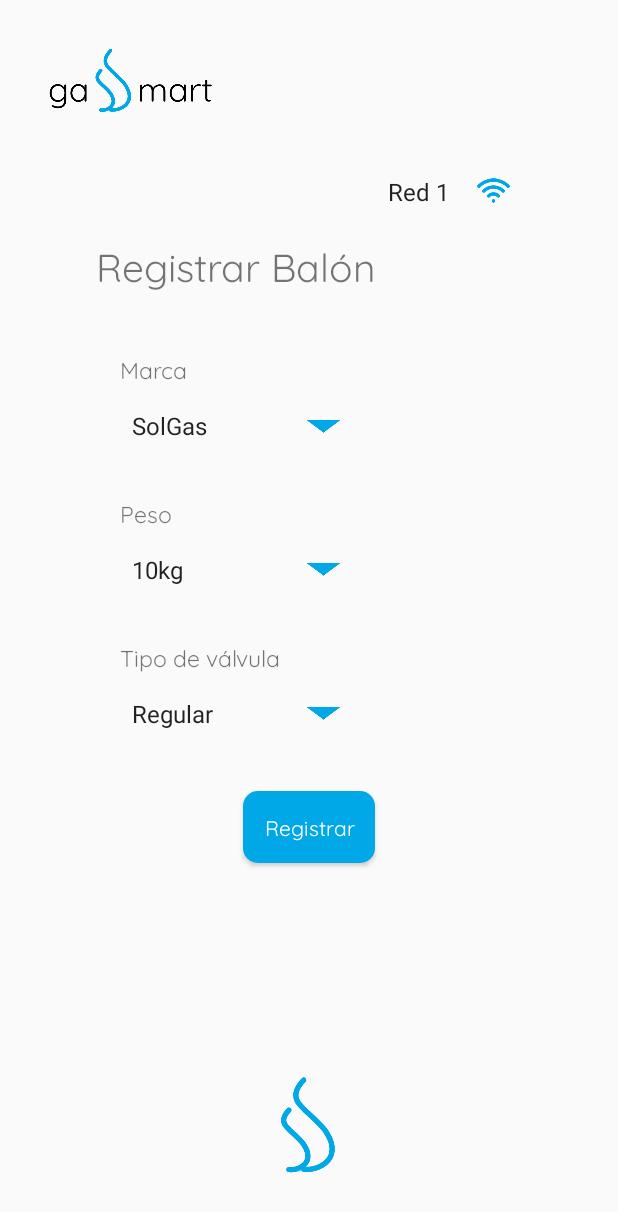
After one commit to diegodolu/gasSmart, an Android app: the RegistersensorActivity screen opened directly, with no data from a screen before it, on a phone screen of 412 x 824 dp. The commit adds this screen. Shown: the top 1212 px of the screen. Run offline under Robolectric (Android 15) with nearby library versions, the phone set to English and light mode, and no system bars.

Commit message:
balon de registro

```diff
--- a/app/src/main/AndroidManifest.xml
+++ b/app/src/main/AndroidManifest.xml
@@ -13,6 +13,9 @@
         android:theme="@style/Theme.GasApp"
         tools:targetApi="31">
         <activity
+            android:name=".RegistersensorActivity"
+            android:exported="false" />
+        <activity
             android:name=".BoundActivity"
             android:exported="false" />
         <activity
@@ -26,17 +29,16 @@
             android:exported="false" />
         <activity
             android:name=".RedsensorActivity"
-            android:exported="false"/>
+            android:exported="false" />
         <activity
             android:name=".RedssensorActivity"
-            android:exported="false"/>
+            android:exported="false" />
         <activity
             android:name=".DetailssensorActivity"
-            android:exported="false"/>
+            android:exported="false" />
         <activity
             android:name=".LoginActivity"
             android:exported="true">
-
             <intent-filter>
                 <action android:name="android.intent.action.MAIN" />
 
--- /dev/null
+++ b/app/src/main/java/com/miempresa/gasapp/RegistersensorActivity.kt
@@ -0,0 +1,22 @@
+package com.miempresa.gasapp
+
+import android.os.Bundle
+import android.view.View
+import android.widget.Button
+import android.widget.Toast
+import androidx.appcompat.app.AppCompatActivity
+
+class RegistersensorActivity : AppCompatActivity() {
+    override fun onCreate(savedInstanceState: Bundle?) {
+        super.onCreate(savedInstanceState)
+        setContentView(R.layout.registrar_balon)
+        val btnRegistrar = findViewById<View>(R.id.btn_register_registrar) as Button
+        btnRegistrar.setOnClickListener {
+            Toast.makeText(
+                this@RegistersensorActivity,
+                "Balón registrado correctamente",
+                Toast.LENGTH_SHORT
+            ).show()
+        }
+    }
+}
--- /dev/null
+++ b/app/src/main/res/layout/registrar_balon.xml
@@ -0,0 +1,191 @@
+<?xml version="1.0" encoding="utf-8"?>
+<androidx.constraintlayout.widget.ConstraintLayout
+    xmlns:android="http://schemas.android.com/apk/res/android"
+    xmlns:app="http://schemas.android.com/apk/res-auto"
+    xmlns:tools="http://schemas.android.com/tools"
+    android:layout_width="match_parent"
+    android:layout_height="match_parent"
+    tools:context=".RegistersensorActivity">
+
+    <ImageView
+        android:id="@+id/img_detailssensor_logo"
+        android:layout_width="110dp"
+        android:layout_height="43dp"
+        android:layout_marginStart="32dp"
+        android:layout_marginTop="32dp"
+        app:layout_constraintStart_toStartOf="parent"
+        app:layout_constraintTop_toTopOf="parent"
+        app:srcCompat="@drawable/logo" />
+
+    <TextView
+        android:id="@+id/lbl_detailssensor_titulo"
+        android:layout_width="wrap_content"
+        android:layout_height="wrap_content"
+        android:layout_marginStart="64dp"
+        android:layout_marginTop="158dp"
+        android:fontFamily="@font/quicksand_regular"
+        android:text="Registrar Balón"
+        android:textSize="26sp"
+        app:layout_constraintStart_toStartOf="parent"
+        app:layout_constraintTop_toTopOf="parent" />
+
+    <TextView
+        android:id="@+id/lbl_marca"
+        android:layout_width="wrap_content"
+        android:layout_height="wrap_content"
+        android:layout_marginStart="80dp"
+        android:layout_marginTop="40dp"
+        android:fontFamily="@font/quicksand_regular"
+        android:text="Marca"
+        android:textSize="15sp"
+        app:layout_constraintStart_toStartOf="parent"
+        app:layout_constraintTop_toBottomOf="@+id/lbl_detailssensor_titulo" />
+
+    <Spinner
+        android:id="@+id/spn_marca"
+        android:entries="@array/marcas_disponibles"
+        style="@style/AppSpinnerStyle"
+        android:layout_width="150dp"
+        android:layout_marginStart="80dp"
+        android:layout_height="23dp"
+        android:layout_marginTop="15dp"
+        android:background="@drawable/spinner_background"
+        app:layout_constraintHorizontal_bias="0.755"
+        app:layout_constraintStart_toStartOf="parent"
+        app:layout_constraintTop_toBottomOf="@+id/lbl_marca"/>
+
+    <TextView
+        android:id="@+id/lbl_tipo_valvula"
+        android:layout_width="wrap_content"
+        android:layout_height="wrap_content"
+        android:layout_marginStart="80dp"
+        android:layout_marginTop="35dp"
+        android:fontFamily="@font/quicksand_regular"
+        android:text="Peso"
+        android:textSize="15sp"
+        app:layout_constraintStart_toStartOf="parent"
+        app:layout_constraintTop_toBottomOf="@+id/spn_marca" />
+
+    <Spinner
+        android:id="@+id/spn_tipo_valvula"
+        android:entries="@array/pesos_disponibles"
+        style="@style/AppSpinnerStyle"
+        android:layout_width="150dp"
+        android:layout_marginStart="80dp"
+        android:layout_height="23dp"
+        android:layout_marginTop="15dp"
+        android:textAppearance="@style/CustomSpinnerTextStyle"
+        android:background="@drawable/spinner_background"
+        app:layout_constraintHorizontal_bias="0.755"
+        app:layout_constraintStart_toStartOf="parent"
+        app:layout_constraintTop_toBottomOf="@+id/lbl_tipo_valvula" />
+
+    <TextView
+        android:id="@+id/lbl_peso"
+        android:layout_width="wrap_content"
+        android:layout_height="wrap_content"
+        android:layout_marginStart="80dp"
+        android:layout_marginTop="35dp"
+        android:fontFamily="@font/quicksand_regular"
+        android:text="Tipo de válvula"
+        android:textSize="15sp"
+        app:layout_constraintStart_toStartOf="parent"
+        app:layout_constraintTop_toBottomOf="@+id/spn_tipo_valvula" />
+
+    <Spinner
+        android:id="@+id/spn_peso"
+        android:entries="@array/tipos_valvula_disponibles"
+        style="@style/AppSpinnerStyle"
+        android:layout_width="150dp"
+        android:layout_marginStart="80dp"
+        android:layout_height="23dp"
+        android:layout_marginTop="15dp"
+        android:textAppearance="@style/CustomSpinnerTextStyle"
+        android:background="@drawable/spinner_background"
+        app:layout_constraintHorizontal_bias="0.755"
+        app:layout_constraintStart_toStartOf="parent"
+        app:layout_constraintTop_toBottomOf="@+id/lbl_peso" />
+
+    <ImageView
+        android:id="@+id/img_detailssensor_ss"
+        android:layout_width="36dp"
+        android:layout_height="68dp"
+        android:layout_marginStart="32dp"
+        android:layout_marginEnd="32dp"
+        android:layout_marginBottom="40dp"
+        app:layout_constraintBottom_toBottomOf="parent"
+        app:layout_constraintEnd_toEndOf="parent"
+        app:layout_constraintHorizontal_bias="0.498"
+        app:layout_constraintStart_toStartOf="parent"
+        app:srcCompat="@drawable/ss" />
+
+    <Spinner
+        android:id="@+id/spn_detailssensor_redes"
+        style="@style/AppSpinnerStyle"
+        android:layout_width="80dp"
+        android:layout_height="23dp"
+        android:layout_marginTop="116dp"
+        android:entries="@array/redes_disponibles"
+        android:textAppearance="@style/CustomSpinnerTextStyle"
+        app:layout_constraintEnd_toEndOf="parent"
+        app:layout_constraintHorizontal_bias="0.755"
+        app:layout_constraintStart_toStartOf="parent"
+        app:layout_constraintTop_toTopOf="parent" />
+
+    <Button
+        android:id="@+id/btn_register_registrar"
+        android:layout_width="wrap_content"
+        android:layout_height="wrap_content"
+        android:layout_marginTop="40dp"
+        android:background="@drawable/boton_especial"
+        android:fontFamily="@font/quicksand_regular"
+        android:text="Registrar"
+        android:textAllCaps="false"
+        android:textColor="@color/white"
+        android:textSize="14sp"
+        app:layout_constraintEnd_toEndOf="parent"
+        app:layout_constraintStart_toStartOf="parent"
+        app:layout_constraintTop_toBottomOf="@+id/spn_peso" />
+
+    <ImageView
+        android:id="@+id/img_marca"
+        android:layout_width="22dp"
+        android:layout_height="22dp"
+        android:layout_marginStart="-25dp"
+        app:layout_constraintBottom_toBottomOf="@+id/spn_marca"
+        app:layout_constraintStart_toEndOf="@+id/spn_marca"
+        app:layout_constraintTop_toTopOf="@+id/spn_marca"
+        app:layout_constraintVertical_bias="1.0"
+        app:srcCompat="@drawable/desplegable" />
+
+    <ImageView
+        android:id="@+id/img_valvula"
+        android:layout_width="22dp"
+        android:layout_height="22dp"
+        android:layout_marginStart="-25dp"
+        app:layout_constraintStart_toEndOf="@+id/spn_tipo_valvula"
+        app:layout_constraintTop_toTopOf="@+id/spn_tipo_valvula"
+        app:layout_constraintBottom_toBottomOf="@+id/spn_tipo_valvula"
+        app:srcCompat="@drawable/desplegable" />
+
+    <ImageView
+        android:id="@+id/img_peso"
+        android:layout_width="22dp"
+        android:layout_height="22dp"
+        android:layout_marginStart="-25dp"
+        app:layout_constraintStart_toEndOf="@+id/spn_peso"
+        app:layout_constraintTop_toTopOf="@+id/spn_peso"
+        app:layout_constraintBottom_toBottomOf="@+id/spn_peso"
+        app:srcCompat="@drawable/desplegable" />
+
+    <ImageView
+        android:id="@+id/img_detailssensor_wifi"
+        android:layout_width="22dp"
+        android:layout_height="22dp"
+        android:layout_marginTop="116dp"
+        android:layout_marginEnd="72dp"
+        app:layout_constraintEnd_toEndOf="parent"
+        app:layout_constraintTop_toTopOf="parent"
+        app:srcCompat="@drawable/wifi_celeste" />
+
+</androidx.constraintlayout.widget.ConstraintLayout>
--- a/app/src/main/res/values/strings.xml
+++ b/app/src/main/res/values/strings.xml
@@ -5,4 +5,16 @@
         <item>Red 2</item>
         <item>Red 3</item>
     </string-array>
+    <string-array name="marcas_disponibles">
+        <item>SolGas</item>
+        <item>Llamagas</item>
+        <item>NewGas</item>
+    </string-array>
+    <string-array name="pesos_disponibles">
+        <item>10kg</item>
+    </string-array>
+    <string-array name="tipos_valvula_disponibles">
+        <item>Regular</item>
+        <item>Premium</item>
+    </string-array>
 </resources>
```
